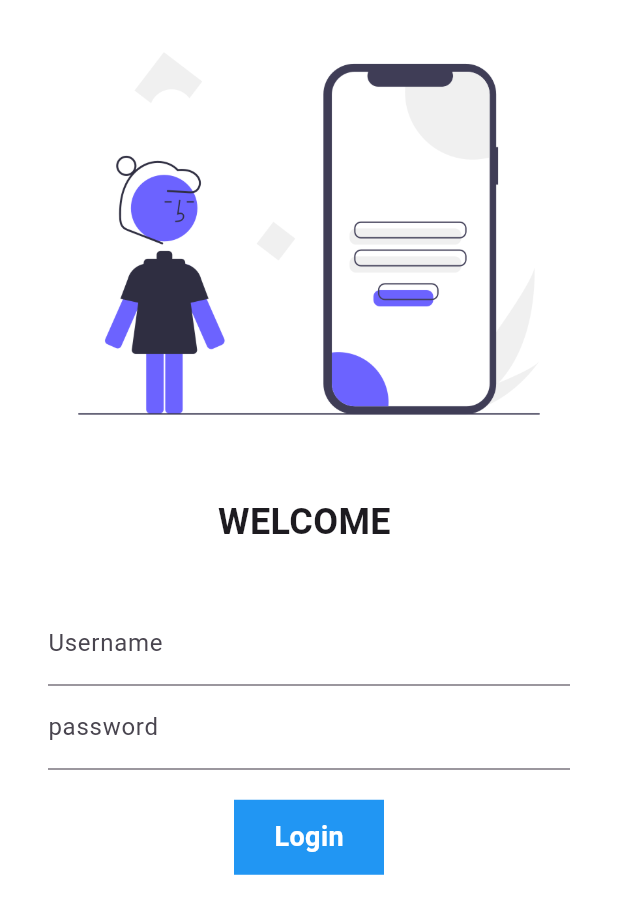
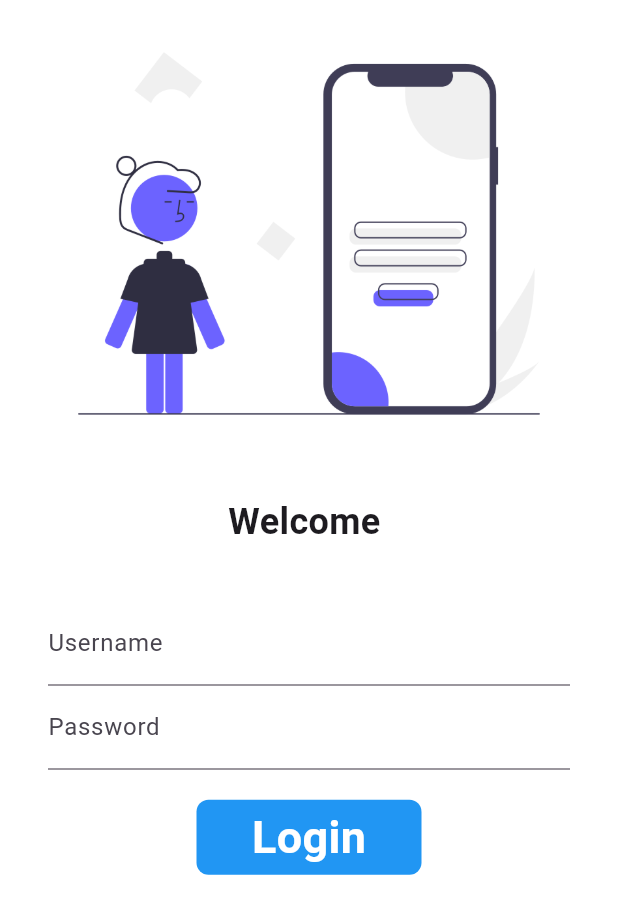
Before and after one commit to bhumika152/30DaysFlutter, a Flutter app: the screen it shows after launch, on a phone screen of 412 x 824 dp. Shown: the top 914 px of the screen. Run offline on Flutter 3.47's test engine with Material 3 defaults, Android fonts, the phone set to English and light mode, and no system bars.

Commit message:
DAY 6 completed

```diff
--- a/lib/pages/login_page.dart
+++ b/lib/pages/login_page.dart
@@ -20,79 +20,124 @@ import 'package:flutter/material.dart';
 //   );
 // }
 // }
+// Make sure to import the routes file
+
 class LoginPage extends StatefulWidget {
   @override
   State<LoginPage> createState() => _LoginPageState();
 }
 
 class _LoginPageState extends State<LoginPage> {
-  String name ="";  bool changedbutton = false;
+  String name = "";
+  bool changedButton = false;
+  final _formKey = GlobalKey<FormState>();
+
+  Future<void> moveToHome(BuildContext context) async {
+    if (_formKey.currentState!.validate()) {
+      setState(() {
+        changedButton = true;
+      });
+
+      await Future.delayed(Duration(seconds: 1));
+
+      await Navigator.pushNamed(context, Myroutes.homeroute);
+
+      setState(() {
+        changedButton = false;
+      });
+    }
+  }
+
+  @override
   Widget build(BuildContext context) {
     return Material(
       color: Colors.white,
-      child:SingleChildScrollView(
+      child: SingleChildScrollView(
+        child: Form(
+          key: _formKey,
           child: Column(
             children: [
-          Image.asset("assets/images/undraw_Mobile_login_re_9ntv (1).png",
-          fit:BoxFit.cover,
-
+              Image.asset(
+                "assets/images/undraw_Mobile_login_re_9ntv (1).png",
+                fit: BoxFit.cover,
               ),
-           SizedBox(height: 20.0,),
-           Text("WELCOME $name", style: TextStyle(fontSize: 24, fontWeight: FontWeight.bold,
+              SizedBox(height: 20.0),
+              Text(
+                "Welcome $name",
+                style: TextStyle(
+                  fontSize: 24,
+                  fontWeight: FontWeight.bold,
                 ),
               ),
-          SizedBox(height: 20.0,),
-           Padding(padding: const EdgeInsets.symmetric(horizontal: 32.0,vertical: 16.0),
-           child: Column(children: [
+              SizedBox(height: 20.0),
+              Padding(
+                padding: const EdgeInsets.symmetric(horizontal: 32.0, vertical: 16.0),
+                child: Column(
+                  children: [
                     TextFormField(
-              decoration: InputDecoration(hintText: "Enter Username", labelText: "Username",
+                      decoration: InputDecoration(
+                        hintText: "Enter Username",
+                        labelText: "Username",
                       ),
-              onChanged:(value) {
+                      validator: (value) {
+                        if (value == null || value.isEmpty) {
+                          return "Username cannot be empty";
+                        }
+                        return null;
+                      },
+                      onChanged: (value) {
+                        setState(() {
                           name = value;
-                setState(() {});
+                        });
                       },
                     ),
                     TextFormField(
                       obscureText: true,
-              decoration: InputDecoration(hintText: "Enter password", labelText: "password"),
+                      decoration: InputDecoration(
+                        hintText: "Enter Password",
+                        labelText: "Password",
                       ),
-            SizedBox(height: 20.0,),
-            // ElevatedButton(onPressed: (){Navigator.pushNamed(context, Myroutes.homeroute);}, child: Text("Login"),style:TextButton.styleFrom(),
-            //  ),
-            InkWell(
-            onTap:() async {
-              setState(() {
-                changedbutton = true;
-              });
-              await(Future.delayed(
-                Duration(seconds: 1)
-              ));
-              Navigator.pushNamed(context, Myroutes.homeroute);
-
+                      validator: (value) {
+                        if (value == null || value.isEmpty) {
+                          return "Password cannot be empty";
+                        } else if (value.length < 6) {
+                          return "Password should be at least 6 characters long";
+                        }
+                        return null;
                       },
-
+                    ),
+                    SizedBox(height: 20.0),
+                    Material(
+                      color: Colors.blue,
+                      borderRadius: BorderRadius.circular(changedButton ? 50 : 8),
+                      child: InkWell(
+                        onTap: () => moveToHome(context),
                         child: AnimatedContainer(
                           duration: Duration(seconds: 1),
-            height :50,
-            width: changedbutton?50 :100,
-            //color:Colors.blue ,
+                          width: changedButton ? 50 : 150,
+                          height: 50,
                           alignment: Alignment.center,
-            child: changedbutton? Icon(Icons.done , color: Colors.white,) :Text("Login", style: TextStyle(color: Colors.white  , fontSize: 18 , fontWeight: FontWeight.bold,
+                          child: changedButton
+                              ? Icon(
+                                  Icons.done,
+                                  color: Colors.white,
+                                )
+                              : Text(
+                                  "Login",
+                                  style: TextStyle(
+                                    color: Colors.white,
+                                    fontWeight: FontWeight.bold,
+                                    fontSize: 30,
                                   ),
                                 ),
-            decoration: BoxDecoration(color: changedbutton?Colors.green :Colors.blue ,
-            //borderRadius: BorderRadius.circular(8),
-            shape: changedbutton?BoxShape.circle : BoxShape.rectangle,
-            ),
-
                         ),
                       ),
-
+                    ),
                   ],
                 ),
               ),
-
             ],
+          ),
         ),
       ),
     );
```
Lines whose indentation alone changed are shown as unchanged.
